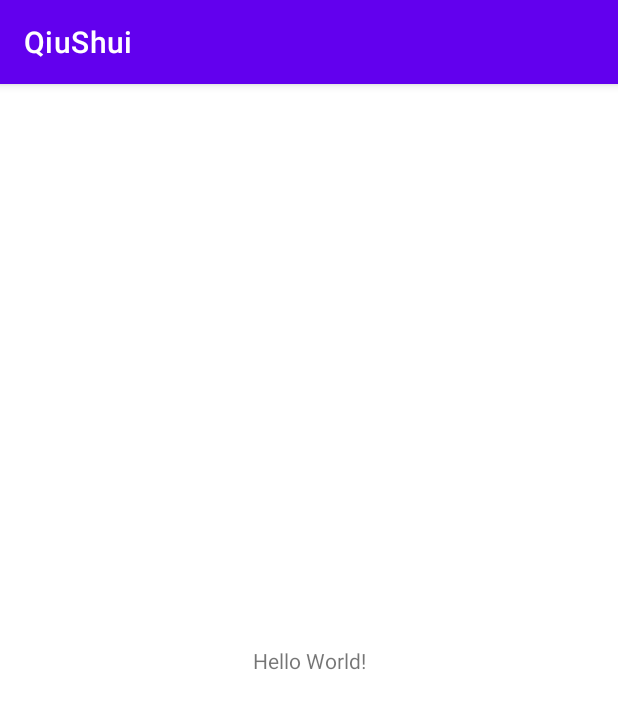
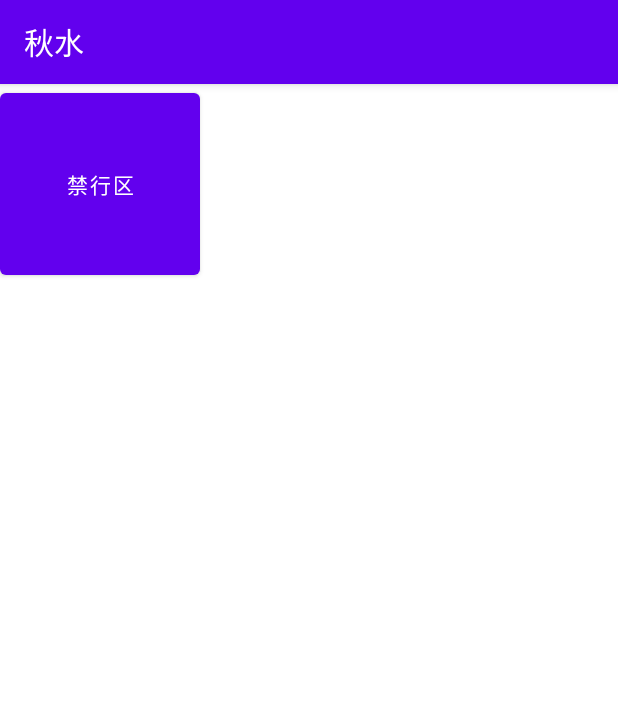
Before and after one commit to Lavanidad/QiuShui, an Android app: the screen it shows after launch (MainActivity), on a phone screen of 412 x 824 dp. Shown: the top 709 px of the screen. Run offline under Robolectric (Android 15) with nearby library versions, the phone set to English and light mode, and no system bars.

Commit message:
1、画板 2、矩形区域本体

```diff
--- a/app/src/main/java/com/lavanidad/qiushui/MainActivity.java
+++ b/app/src/main/java/com/lavanidad/qiushui/MainActivity.java
@@ -2,13 +2,38 @@ package com.lavanidad.qiushui;
 
 import androidx.appcompat.app.AppCompatActivity;
 
+import android.graphics.Bitmap;
+import android.graphics.BitmapFactory;
 import android.os.Bundle;
+import android.transition.Slide;
+import android.util.Log;
+import android.view.View;
+import android.widget.Button;
+
+import com.lavanidad.qiushui.bean.SketchpadData;
 
 public class MainActivity extends AppCompatActivity {
+
+    Button bt1;
+    SketchpadView pad;
 
     @Override
     protected void onCreate(Bundle savedInstanceState) {
         super.onCreate(savedInstanceState);
         setContentView(R.layout.activity_main);
+        bt1 = findViewById(R.id.bt1);
+        pad = findViewById(R.id.pad);
+
+        SketchpadData sketchpadData = new SketchpadData();
+        pad.setSketchData(sketchpadData);
+        bt1.setOnClickListener(new View.OnClickListener() {
+            @Override
+            public void onClick(View view) {
+                Bitmap bitmap = BitmapFactory.decodeResource(getResources(), R.mipmap.rect_area);
+                Log.e("test", "" + bitmap.getWidth() + bitmap.getHeight());
+                pad.addRectRecord(bitmap, 520, 520);
+            }
+        });
+
     }
 }
--- /dev/null
+++ b/app/src/main/java/com/lavanidad/qiushui/SketchpadView.java
@@ -0,0 +1,245 @@
+package com.lavanidad.qiushui;
+
+
+import android.content.Context;
+import android.graphics.Bitmap;
+import android.graphics.BitmapFactory;
+import android.graphics.Canvas;
+import android.graphics.Color;
+import android.graphics.Matrix;
+import android.graphics.Paint;
+import android.graphics.Path;
+import android.graphics.RectF;
+import android.util.AttributeSet;
+import android.util.Log;
+import android.view.MotionEvent;
+import android.view.View;
+import android.widget.Toast;
+
+import androidx.annotation.IntDef;
+import androidx.annotation.NonNull;
+import androidx.annotation.Nullable;
+
+import com.lavanidad.qiushui.bean.RectRecord;
+import com.lavanidad.qiushui.bean.SketchpadData;
+
+import java.lang.annotation.Retention;
+import java.lang.annotation.RetentionPolicy;
+
+public class SketchpadView extends View {
+
+    public static final String TAG = SketchpadView.class.getSimpleName();
+
+    /**
+     * 确认,取消,顶点 图标
+     */
+    private Bitmap confirmMarkBM = BitmapFactory.decodeResource(getResources(), R.mipmap.round_confirm);
+    private Bitmap cancelMarkBM = BitmapFactory.decodeResource(getResources(), R.mipmap.round_cancel);
+    private Bitmap dotMarkBM = BitmapFactory.decodeResource(getResources(), R.mipmap.round_dot);
+
+    /**
+     * 确认,取消,顶点 图标区域
+     */
+    private RectF confirmMarkRect = new RectF(0, 0, confirmMarkBM.getWidth(), confirmMarkBM.getHeight());
+    private RectF cancelMarkRect = new RectF(0, 0, cancelMarkBM.getWidth(), cancelMarkBM.getHeight());
+    private RectF dotMarkRect = new RectF(0, 0, dotMarkBM.getWidth(), dotMarkBM.getHeight());
+
+    private Context context;
+
+    private SketchpadData curSketchpadData;//记录画板上的元素
+    private RectRecord curRectRecord;//矩形区域的属性
+
+
+    private int mWidth, mHeight;//？宽高
+
+    private int[] location = new int[2];  //当前的绝对坐标（X,Y）-> [0，1]
+
+    private float curX, curY;//当前的坐标X Y
+
+    private float downX, downY;//触摸下的X Y
+
+    private int drawDensity = 2;//绘制密度,数值越高图像质量越低、性能越好
+
+
+    //画笔
+    private Paint strokePaint;
+
+    private Path strokePath;
+
+
+    /**
+     * 测试数据设置
+     */
+    private int strokeRealColor = Color.BLACK;//画笔实际颜色
+    private int strokeColor = Color.BLACK;//画笔颜色
+    private int strokeAlpha = 255;//画笔透明度
+    private float strokeSize = 3.0f;
+
+
+    public SketchpadView(Context context, @Nullable AttributeSet attrs) {
+        super(context, attrs);
+        this.context = context;
+        init(context);
+        invalidate();
+    }
+
+    private void init(Context context) {
+        strokePaint = new Paint();
+        strokePaint.setAntiAlias(true);//抗锯齿
+        strokePaint.setDither(true);//防抖动
+        strokePaint.setColor(strokeRealColor);//画笔颜色
+        strokePaint.setStyle(Paint.Style.STROKE);//线冒样式
+        strokePaint.setStrokeJoin(Paint.Join.ROUND);//线段连接处样式
+        strokePaint.setStrokeCap(Paint.Cap.ROUND);
+        strokePaint.setStrokeWidth(strokeSize);
+    }
+
+    @Override
+    protected void onMeasure(int widthMeasureSpec, int heightMeasureSpec) {
+        mWidth = MeasureSpec.getSize(widthMeasureSpec);
+        mHeight = MeasureSpec.getSize(heightMeasureSpec);
+        setMeasuredDimension(mWidth, mHeight);
+    }
+
+    @Override
+    protected void onDraw(Canvas canvas) {
+        drawRecord(canvas);
+    }
+
+    private void drawRecord(Canvas canvas) {
+        drawRecord(canvas, true);
+    }
+
+
+    private void drawRecord(Canvas canvas, boolean isDrawBoard) {
+        if (curSketchpadData != null) {
+            //画矩形区域本体
+            for (RectRecord record : curSketchpadData.rectRecordList) {
+                if (record != null) {
+                    Log.e(TAG, "drawRecord" + record.bitmap.getWidth() + record.bitmap.getHeight());
+                    record.bitmap.setWidth(520);
+                    record.bitmap.setHeight(520);
+                    canvas.drawBitmap(record.bitmap, record.matrix, null);
+                }
+            }
+        }
+    }
+
+
+    @Override
+    public boolean onTouchEvent(MotionEvent event) {
+        //获取在当前窗口内的绝对坐标
+        getLocationInWindow(location);
+        curX = (event.getRawX() - location[0]) / drawDensity;
+        curY = (event.getRawY() - location[1]) / drawDensity;
+
+        int action = event.getActionMasked();
+        switch (action) {
+            case MotionEvent.ACTION_DOWN:
+                touchDown();
+                invalidate();
+                break;
+            case MotionEvent.ACTION_MOVE:
+                invalidate();
+                break;
+            case MotionEvent.ACTION_UP:
+                invalidate();
+                break;
+            case MotionEvent.ACTION_POINTER_DOWN:
+
+                break;
+        }
+        return true;
+    }
+
+
+    private void touchDown() {
+        downX = curX;
+        downY = curY;
+    }
+
+
+    @IntDef({DrawMode.TYPE_STROKE, DrawMode.TYPE_ERASER})
+    @Retention(RetentionPolicy.SOURCE)
+    public @interface DrawMode {
+
+        int TYPE_STROKE = 0x00;
+
+        int TYPE_ERASER = 0x03;
+    }
+
+    public void setSketchData(SketchpadData sketchpadData) {
+        this.curSketchpadData = sketchpadData;
+        curRectRecord = null;
+    }
+
+    /**
+     * 添加矩形区域，
+     *
+     * @param bitmap 矩形区域的外观bitmap
+     */
+    public void addRectRecord(Bitmap bitmap, int width, int height) {
+        if (bitmap != null) {
+            Bitmap bitmap1 = getNewBitmap(bitmap, width, height);
+
+            RectRecord rectRecord = initRectRecord(bitmap1);
+            setRectRecord(rectRecord);
+        } else {
+            Toast.makeText(context, "bitmap can not be null", Toast.LENGTH_SHORT).show();
+        }
+    }
+
+    public Bitmap getNewBitmap(Bitmap bitmap, int newWidth, int newHeight) {
+        // 获得图片的宽高.
+        int width = bitmap.getWidth();
+        int height = bitmap.getHeight();
+        // 计算缩放比例.
+        float scaleWidth = ((float) newWidth) / width;
+        float scaleHeight = ((float) newHeight) / height;
+        // 取得想要缩放的matrix参数.
+        Matrix matrix = new Matrix();
+        matrix.postScale(scaleWidth, scaleHeight);
+        // 得到新的图片.
+        Bitmap newBitmap = Bitmap.createBitmap(bitmap, 0, 0, width, height, matrix, true);
+        return newBitmap;
+    }
+
+    /**
+     * 初始化数据
+     *
+     * @param bitmap
+     * @return
+     */
+    @NonNull
+    private RectRecord initRectRecord(Bitmap bitmap) {
+        RectRecord rectRecord = new RectRecord();
+        rectRecord.bitmap = bitmap;
+        rectRecord.rectSrc = new RectF(0, 0, rectRecord.bitmap.getWidth(), rectRecord.bitmap.getHeight());
+        rectRecord.scaleMax = getMaxScale(rectRecord.rectSrc);
+        rectRecord.matrix = new Matrix();
+        rectRecord.matrix.postTranslate(getWidth() / 2 - bitmap.getWidth() / 2, getHeight() / 2 - bitmap.getHeight() / 2);
+        return rectRecord;
+    }
+
+    /**
+     * 获取放大倍数
+     *
+     * @param rectF
+     * @return
+     */
+    private float getMaxScale(RectF rectF) {
+        return Math.max(getWidth(), getHeight()) / Math.max(rectF.width(), rectF.height());
+    }
+
+    /**
+     * 设置矩形区域，下一步来绘制
+     *
+     * @param rectRecord
+     */
+    private void setRectRecord(RectRecord rectRecord) {
+        curSketchpadData.rectRecordList.remove(rectRecord);
+        curSketchpadData.rectRecordList.add(rectRecord);
+        curRectRecord = rectRecord;
+        invalidate();
+    }
+}
--- /dev/null
+++ b/app/src/main/java/com/lavanidad/qiushui/bean/SketchpadData.java
@@ -0,0 +1,13 @@
+package com.lavanidad.qiushui.bean;
+
+import java.util.ArrayList;
+import java.util.List;
+
+public class SketchpadData {
+
+    public List<RectRecord> rectRecordList;
+
+    public SketchpadData() {
+        rectRecordList = new ArrayList<>();
+    }
+}
--- a/app/src/main/res/layout/activity_main.xml
+++ b/app/src/main/res/layout/activity_main.xml
@@ -6,13 +6,22 @@
     android:layout_height="match_parent"
     tools:context=".MainActivity">
 
-    <TextView
-        android:layout_width="wrap_content"
-        android:layout_height="wrap_content"
-        android:text="Hello World!"
-        app:layout_constraintBottom_toBottomOf="parent"
-        app:layout_constraintLeft_toLeftOf="parent"
-        app:layout_constraintRight_toRightOf="parent"
+    <Button
+        android:id="@+id/bt1"
+        android:layout_width="200px"
+        android:layout_height="200px"
+        android:text="禁行区"
+        app:layout_constraintStart_toStartOf="parent"
         app:layout_constraintTop_toTopOf="parent" />
 
+
+    <com.lavanidad.qiushui.SketchpadView
+        android:id="@+id/pad"
+        android:layout_width="match_parent"
+        android:layout_height="1500px"
+        android:layout_margin="10px"
+        app:layout_constraintStart_toStartOf="@+id/bt1"
+        app:layout_constraintTop_toBottomOf="@+id/bt1" />
+
+
 </androidx.constraintlayout.widget.ConstraintLayout>
--- a/app/src/main/res/values/strings.xml
+++ b/app/src/main/res/values/strings.xml
@@ -1,3 +1,3 @@
 <resources>
-    <string name="app_name">QiuShui</string>
+    <string name="app_name">秋水</string>
 </resources>
```
Also changed, not shown: app/src/main/java/com/lavanidad/qiushui/bean/RectRecord.java (added, +24 -0 lines), app/src/main/res/mipmap-xxxhdpi/rect_area.png (added), app/src/main/res/mipmap-xxxhdpi/round_cancel.png (added), app/src/main/res/mipmap-xxxhdpi/round_confirm.png (added), app/src/main/res/mipmap-xxxhdpi/round_dot.png (added).
